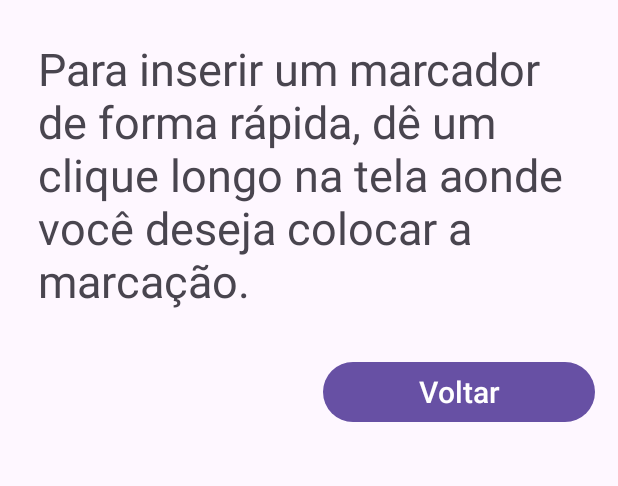
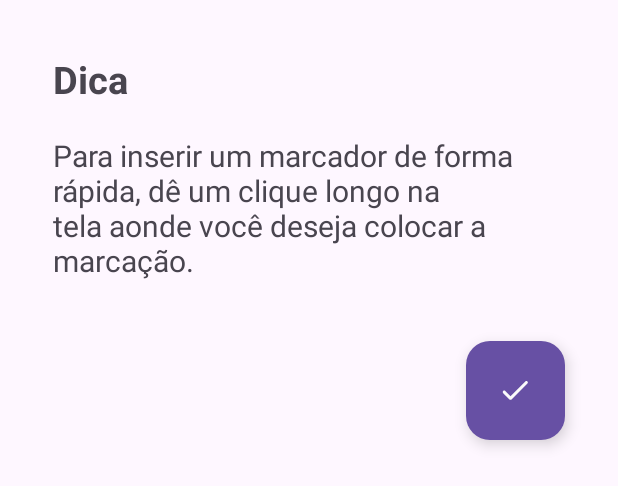
Before and after one commit to olucasfracaro/Infralerta, an Android app: the layout activity_dialog_tutorial.xml on its own in the app's theme, with its tools: preview values and no code run, on a phone screen of 412 x 824 dp. Shown: the top 486 px of the screen. Run offline under Robolectric (Android 15) with nearby library versions, the phone set to English and light mode, and no system bars.

```diff
--- a/app/src/main/java/com/example/infralerta/Tela_Mapas.java
+++ b/app/src/main/java/com/example/infralerta/Tela_Mapas.java
@@ -416,7 +416,7 @@ public class Tela_Mapas extends AppCompatActivity {
         sheetDialog.setContentView(viewDialog);
         sheetDialog.show();
 
-        Button btvoltartutorial = viewDialog.findViewById(R.id.btvoltartutorial);
+        FloatingActionButton btvoltartutorial = viewDialog.findViewById(R.id.btvoltartutorial);
 
         btvoltartutorial.setOnClickListener(new View.OnClickListener() {
             @Override
--- a/app/src/main/res/layout/activity_dialog_tutorial.xml
+++ b/app/src/main/res/layout/activity_dialog_tutorial.xml
@@ -1,6 +1,7 @@
 <?xml version="1.0" encoding="utf-8"?>
 <LinearLayout
     xmlns:android="http://schemas.android.com/apk/res/android"
+    xmlns:app="http://schemas.android.com/apk/res-auto"
     android:layout_width="match_parent"
     android:layout_height="wrap_content"
     android:orientation="vertical"
@@ -9,10 +10,21 @@
     <TextView
         android:layout_width="match_parent"
         android:layout_height="wrap_content"
+        android:text="Dica"
+        android:textSize="25dp"
+        android:textStyle="bold"
+        android:layout_gravity="center_horizontal"
+        android:layout_marginHorizontal="20dp"
+        android:layout_marginTop="20dp">
+
+    </TextView>
+    <TextView
+        android:layout_width="match_parent"
+        android:layout_height="wrap_content"
         android:text="Para inserir um marcador de forma rápida, dê um clique longo na tela aonde você deseja colocar a marcação."
-        android:textSize="30dp"
+        android:textSize="20dp"
         android:layout_gravity="center"
-        android:layout_margin="10dp">
+        android:layout_margin="20dp">
 
     </TextView>
 
@@ -23,14 +35,17 @@
         android:orientation="horizontal"
         android:gravity="center"
         />
-    <Button
-        android:layout_width="match_parent"
+    <com.google.android.material.floatingactionbutton.FloatingActionButton
+        android:id="@+id/btvoltartutorial"
+        android:layout_width="wrap_content"
         android:layout_height="wrap_content"
-        android:text="Voltar"
-        android:textSize="20dp"
-        android:id="@+id/btvoltartutorial"
-        android:layout_marginLeft="200dp" >
-
-    </Button>
+        android:layout_gravity="end"
+        android:layout_marginHorizontal="20dp"
+        android:layout_marginBottom="20dp"
+        android:importantForAccessibility="no"
+        android:src="@drawable/round_check_48"
+        app:fabCustomSize="66dp"
+        app:tint="@color/branco"
+        app:backgroundTint="@color/purpura" />
 
 </LinearLayout>
--- a/app/src/main/res/layout/activity_tela_mapas.xml
+++ b/app/src/main/res/layout/activity_tela_mapas.xml
@@ -98,7 +98,7 @@
                 android:src="@drawable/round_info_24"
                 app:fabCustomSize="66dp"
                 app:backgroundTint="?attr/colorSecondaryContainer"
-                app:tint="@color/purpura" />
+                app:tint="?attr/colorOnSecondaryContainer" />
             <View
                 android:layout_width="0dp"
                 android:layout_height="0dp"
--- a/app/src/main/res/values/strings.xml
+++ b/app/src/main/res/values/strings.xml
@@ -1,7 +1,7 @@
 <resources>
     <string name="app_name" translatable="false">Infralerta</string>
     <string name="probAsfalto">Problemas com o asfalto</string>
-    <string name="probVazaEsgoto">Vazamento de Esgoto</string>
+    <string name="probVazaEsgoto">Vazamento de esgoto</string>
     <string name="probEnergiaPostes">Falta de energia (postes)</string>
     <string name="probEnergiaGeral">Falta de energia (geral)</string>
     <string name="probCalcada">Calçada danificada</string>
```
Also changed, not shown: app/src/main/res/layout/activity_tela_creditos.xml (+3 -4 lines), app/src/main/res/layout/activity_tela_denuncias.xml (+7 -5 lines), app/src/main/res/layout/activity_tela_especifica.xml (+6 -4 lines), app/src/main/res/layout/activity_tela_usuario.xml (+5 -5 lines).
